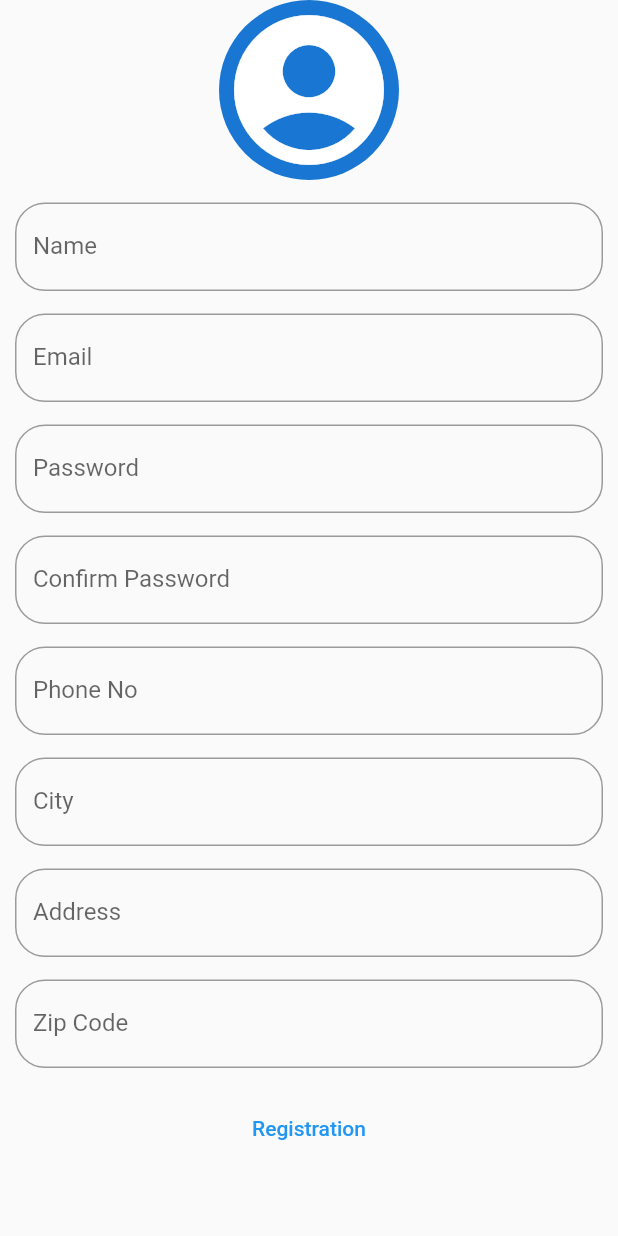
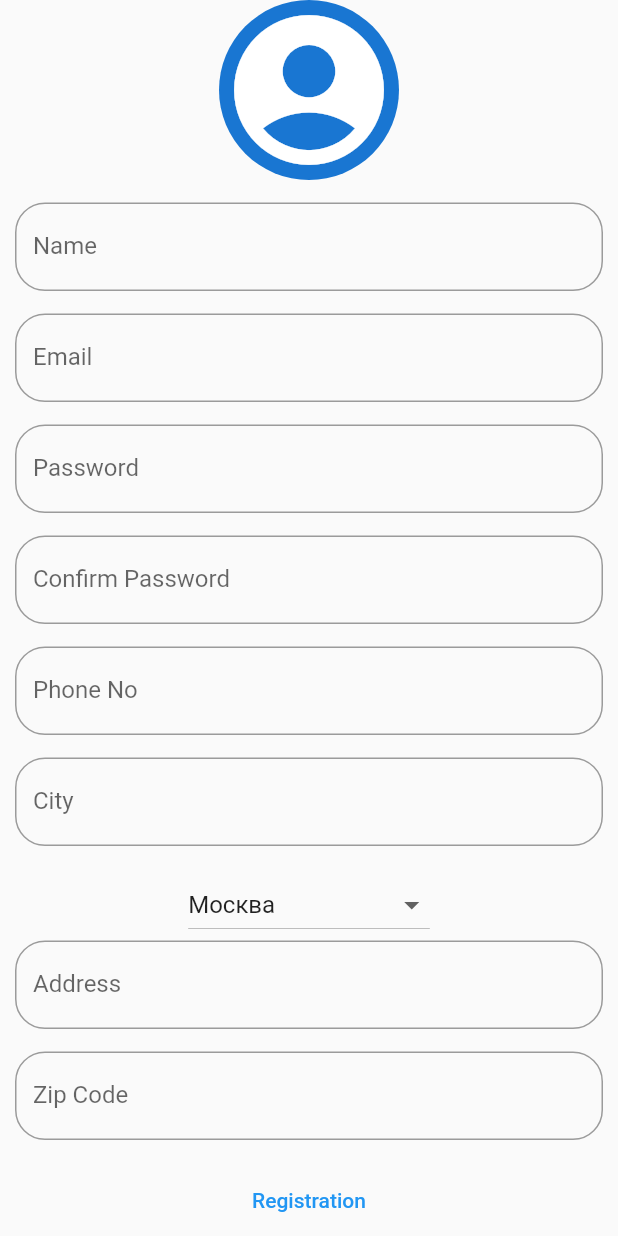
Before and after one commit to JayBhakhar/book_store_app, a Flutter app: the RegistrationView screen opened by its route, on a phone screen of 412 x 824 dp. Run offline on Flutter 3.47's test engine with Material 2 defaults, Android fonts, the light colour scheme and no system bars; our stand-ins replace flutter_image_slideshow, flutter_spinkit, get, get_storage, shared_preferences; accounts and stored records are empty; network calls fail.

Commit message:
book model, dropdownbutton City

```diff
--- a/lib/models/Book.dart
+++ b/lib/models/Book.dart
@@ -12,11 +12,7 @@ class Book {
   String coverType;
   String annotation;
   String coverFileUrl;
-  num priceOfSupplier;
   num ownBookID;
-  num supplierBookID;
-  String supplier;
-  num supplierDeliveryTime;
 
   Book({
     this.bookID,
@@ -32,11 +28,7 @@ class Book {
     this.coverType,
     this.annotation,
     this.coverFileUrl,
-    this.priceOfSupplier,
     this.ownBookID,
-    this.supplierBookID,
-    this.supplier,
-    this.supplierDeliveryTime,
   });
 
   factory Book.fromJson(dynamic json) {
@@ -54,11 +46,7 @@ class Book {
       coverType: json['Тип_обл.'] as String,
       annotation: json['Аннотация'] as String,
       coverFileUrl: json['файл_обложки'] as String,
-      priceOfSupplier: json['Цена_поставщика'] as num,
       ownBookID: json['id_книги_наш'] as num,
-      supplierBookID: json['id_книги_поставщика'] as num,
-      supplier: json['поставщик'] as String,
-      supplierDeliveryTime: json['срок_отправки_поставщика'] as num,
     );
   }
 
--- a/lib/services/api_services.dart
+++ b/lib/services/api_services.dart
@@ -11,7 +11,6 @@ class ApiServices extends GetConnect {
       'Authorization': 'Bearer $token',
       'weight': '$weight'
     };
-    print(headers);
     final response =
         await get('$apiBaseURL/delivery_charges', headers: headers);
     if (response.status.hasError) {
--- a/lib/views/pages/Book_Details/book_details_view.dart
+++ b/lib/views/pages/Book_Details/book_details_view.dart
@@ -31,7 +31,6 @@ class BookdetailsView extends GetView<BookDetailsController> {
                   Text("Pages :- ${_book[0].numberOfPages}"),
                   Text("Size :- ${_book[0].size}"),
                   Text("Weight :- ${_book[0].weight}"),
-                  Text("Price :- ${_book[0].priceOfSupplier} rub"),
                   if (_book[0].annotation != null) ...[
                     Text(_book[0].annotation.length > 100
                         ? "Publisher :- ${_book[0].annotation}"
--- a/lib/views/pages/Profile/profile_view.dart
+++ b/lib/views/pages/Profile/profile_view.dart
@@ -40,7 +40,7 @@ class ProfileView extends GetView<ProfileController> {
                   length: 10,
                 ),
                 customTextFormFieldForStrWithValidator(
-                  controller: controller.addressController,
+                  controller: controller.cityController,
                   labelText: 'City',
                 ),
                 customTextFormFieldForStrWithValidator(
@@ -48,7 +48,7 @@ class ProfileView extends GetView<ProfileController> {
                   labelText: 'Address',
                 ),
                 customTextFormFieldForStrWithValidator(
-                  controller: controller.addressController,
+                  controller: controller.zipCodeController,
                   labelText: 'Zip Code',
                 ),
                 TextButton(
--- a/lib/views/pages/Registration/registration_controller.dart
+++ b/lib/views/pages/Registration/registration_controller.dart
@@ -1,6 +1,3 @@
-import 'dart:convert';
-import 'package:book_store_app/consts/constants.dart';
-import 'package:http/http.dart' as http;
 import 'package:flutter/material.dart';
 import 'package:get/get.dart';
 
@@ -13,8 +10,71 @@ class RegistrationController extends GetxController {
   final addressController = TextEditingController();
   final cityController = TextEditingController();
   final zipCodeController = TextEditingController();
-
-
+  String selectedCity = 'Москва';
+  final List<String> cityList = [
+    'Москва',
+    'Санкт-Петербург',
+    'Вологда',
+    'Псков',
+    'Новгород',
+    'Белгород',
+    'Брянск',
+    'Владимир',
+    'Воронеж',
+    'Иваново',
+    'Калуга',
+    'Кострома',
+    'Курск',
+    'Липецк',
+    'Орел',
+    'Рязань',
+    'Смоленск',
+    'Тамбов',
+    'Тверь',
+    'Тула',
+    'Ярославль',
+    'Уфа',
+    'Киров',
+    'Йошкар-Ола',
+    'Саранск',
+    'Нижний Новгород',
+    'Оренбург',
+    'Пенза',
+    'Пермь',
+    'Самара',
+    'Саратов',
+    'Казань',
+    'Ижевск',
+    'Ульяновск',
+    'Чебоксары',
+    'Майкоп',
+    'Астрахань',
+    'Волгоград',
+    'Элиста',
+    'Краснодар',
+    'Ростов-на-Дону',
+    'Курган',
+    'Мурманск',
+    'Петрозаводск',
+    'Сыктывкар',
+    'Екатеринбург',
+    'Тюмень',
+    'Челябинск',
+    'Нальчик',
+    'Черкесск',
+    'Владикавказ',
+    'Ставрополь',
+    'Архангельск',
+    'Горно-Алтайск',
+    'Барнаул',
+    'Кемерово',
+    'Красноярск',
+    'Новосибирск',
+    'Омск',
+    'Томск',
+    'Абакан',
+    'Ханты-Мансийск',
+  ];
 
   @override
   void onClose() {
@@ -28,30 +88,4 @@ class RegistrationController extends GetxController {
     cityController.dispose();
     zipCodeController.dispose();
   }
-
-  void registraionRequest() async {
-    var https = http.Client();
-    final url = Uri.parse('$apiBaseURL/registration');
-    Map<String, String> headers = {"Content-type": "application/json"};
-    String json = '{"email":"${emailController.text}",'
-        '"user_name":"${userController.text}",'
-        '"password":"${passwordController.text}",'
-        '"address":"${addressController.text}",'
-        '"city":"${cityController.text}",'
-        '"zip_code":"${zipCodeController.text}",'
-        '"phone_number":"${phoneNumberController.text}",}';
-    // make POST request
-    var response = await https.post(url, headers: headers, body: json);
-    int statusCode = response.statusCode;
-    // this API passes back the id of the new item added to the body
-    String body = response.body;
-    // success or error msg
-    if (statusCode == 200) {
-      String message = jsonDecode(body)['message'];
-      Get.snackbar('success msg', message);
-      Get.toNamed('/');
-    } else {
-      Get.snackbar('error', 'Something gone wrong');
-    }
-  }
 }
--- a/lib/views/pages/Registration/registration_view.dart
+++ b/lib/views/pages/Registration/registration_view.dart
@@ -71,6 +71,23 @@ class RegistrationView extends GetView<RegistrationController> {
                   controller: controller.cityController,
                   labelText: 'City',
                 ),
+                DropdownButton(
+                    hint: Text('select city'),
+                    onChanged: (newValue) {
+                      controller.selectedCity = newValue;
+                      controller.update();
+                    },
+                    value: controller.selectedCity,
+                    items: [
+                      for (var data in controller.cityList)
+                        DropdownMenuItem(
+                          child: new Text(
+                            data,
+                          ),
+                          value: data,
+                        )
+                    ]),
+                // todo: untested
                 customTextFormFieldForStr(
                   controller: controller.addressController,
                   labelText: 'Address',
@@ -96,8 +113,6 @@ class RegistrationView extends GetView<RegistrationController> {
                             '"zip_code":"${controller.zipCodeController.text}",'
                             '"phone_number":"${controller.phoneNumberController.text}",}';
                         UserProvider().createUser(body);
-
-                        // controller.registraionRequest();
                       }
                     },
                     child: Text("Registration"),
--- a/lib/views/widgets/book_card.dart
+++ b/lib/views/widgets/book_card.dart
@@ -25,7 +25,6 @@ Widget bookCard(List<Book> _book, int index) {
                       ? "${_book[index].bookName}".substring(0, 25) + '...'
                       : "${_book[index].bookName}"),
                   Text('${_book[index].authors}'),
-                  Text('₽${_book[index].priceOfSupplier}'),
                 ],
               ),
             ),
```
Also changed, not shown: lib/views/pages/Home_Screen/home_controller.dart (+12 -14 lines), lib/views/pages/Profile/profile_controller.dart (+0 -19 lines).
